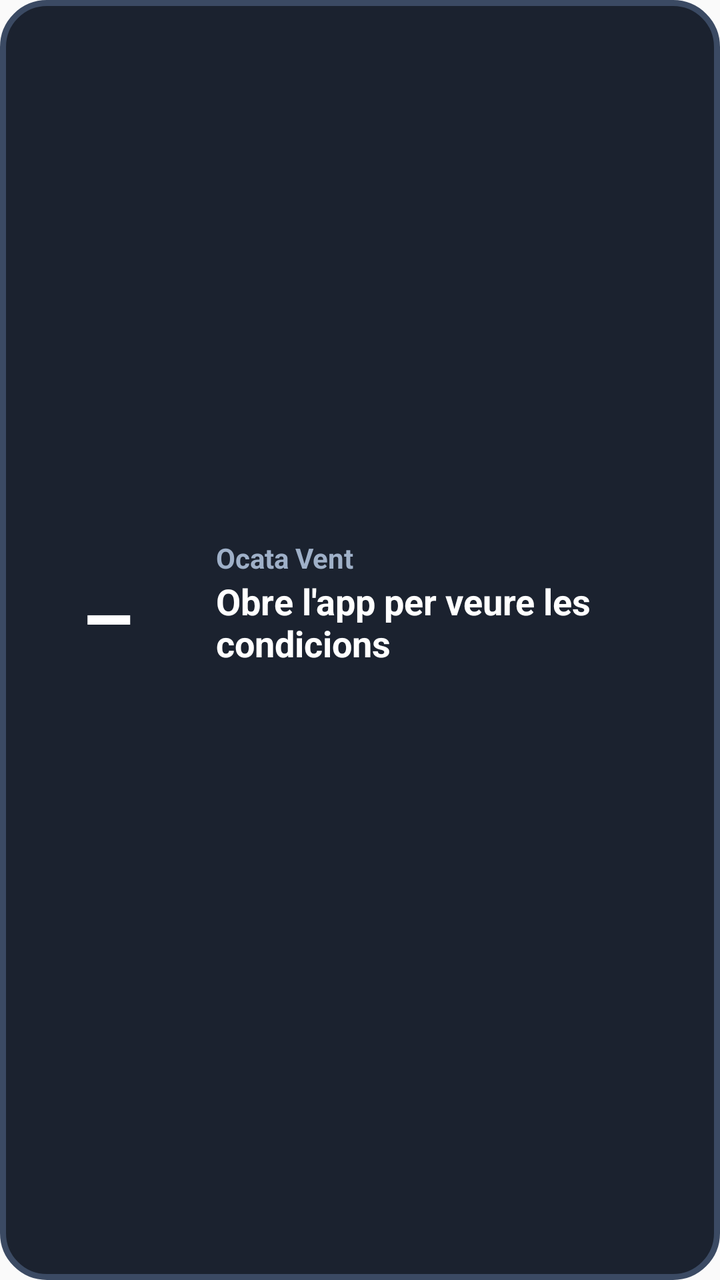
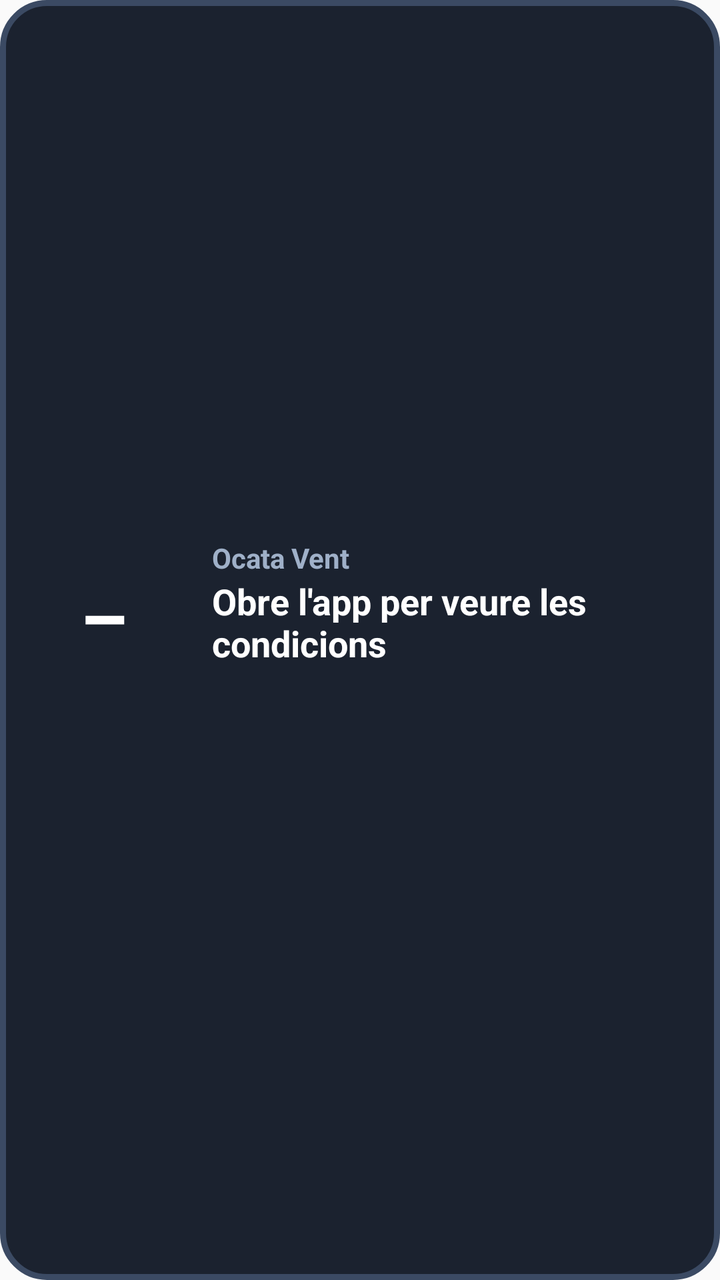

Two renders of the same Android screen: before a commit and after it. Below are the layout's source before the change and the commit's diff.
<!-- AndroidManifest.xml: application theme AppTheme -->
<!-- res/layout/widget_vent.xml -->
<?xml version="1.0" encoding="utf-8"?>
<LinearLayout xmlns:android="http://schemas.android.com/apk/res/android"
    android:id="@+id/wRoot"
    android:layout_width="match_parent"
    android:layout_height="match_parent"
    android:orientation="horizontal"
    android:gravity="center_vertical"
    android:padding="12dp"
    android:background="@drawable/widget_bg_none">

    <LinearLayout
        android:layout_width="wrap_content"
        android:layout_height="wrap_content"
        android:minWidth="84dp"
        android:orientation="vertical"
        android:gravity="center_horizontal">
        <TextView
            android:id="@+id/wScore"
            android:layout_width="wrap_content"
            android:layout_height="wrap_content"
            android:text="–"
            android:textColor="#FFFFFF"
            android:textSize="42sp"
            android:textStyle="bold"
            android:includeFontPadding="false"
            android:maxLines="1" />
        <TextView
            android:id="@+id/wVerd"
            android:layout_width="wrap_content"
            android:layout_height="wrap_content"
            android:textColor="#FFFFFF"
            android:textSize="14sp"
            android:textStyle="bold"
            android:letterSpacing="0.05"
            android:maxLines="1" />
    </LinearLayout>

    <LinearLayout
        android:layout_width="0dp"
        android:layout_height="wrap_content"
        android:layout_weight="1"
        android:layout_marginStart="12dp"
        android:orientation="vertical">
        <TextView
            android:id="@+id/wTitle"
            android:layout_width="match_parent"
            android:layout_height="wrap_content"
            android:text="Ocata Vent"
            android:textColor="#9FB0C8"
            android:textSize="14sp"
            android:textStyle="bold"
            android:maxLines="1"
            android:ellipsize="end" />
        <TextView
            android:id="@+id/wWind"
            android:layout_width="match_parent"
            android:layout_height="wrap_content"
            android:text="Obre l'app per veure les condicions"
            android:textColor="#FFFFFF"
            android:textSize="18sp"
            android:textStyle="bold"
            android:maxLines="2"
            android:ellipsize="end" />
        <TextView
            android:id="@+id/wWave"
            android:layout_width="match_parent"
            android:layout_height="wrap_content"
            android:textColor="#E6ECF5"
            android:textSize="15sp"
            android:maxLines="1"
            android:ellipsize="end" />
        <TextView
            android:id="@+id/wSrc"
            android:layout_width="match_parent"
            android:layout_height="wrap_content"
            android:textColor="#9FB0C8"
            android:textSize="12sp"
            android:maxLines="1"
            android:ellipsize="end" />
    </LinearLayout>
</LinearLayout>
<!-- resources referenced by this layout -->
<resources>
  <!-- drawable widget_bg_none (drawable) -->
  <?xml version="1.0" encoding="utf-8"?>
  <shape xmlns:android="http://schemas.android.com/apk/res/android" android:shape="rectangle">
      <solid android:color="#F20F1724"/>
      <stroke android:width="3dp" android:color="#3B4A63"/>
      <corners android:radius="22dp"/>
  </shape>
  <style name="AppTheme" parent="Theme.AppCompat.Light.DarkActionBar">
          
          <item name="colorPrimary">@color/colorPrimary</item>
          <item name="colorPrimaryDark">@color/colorPrimaryDark</item>
          <item name="colorAccent">@color/colorAccent</item>
      </style>
</resources>

<!-- the commit's change to res/layout/widget_vent.xml (unified diff, before → after) -->
@@ -3,10 +3,16 @@
     android:id="@+id/wRoot"
     android:layout_width="match_parent"
     android:layout_height="match_parent"
+    android:orientation="vertical"
+    android:gravity="center_vertical"
+    android:padding="10dp"
+    android:background="@drawable/widget_bg_none">
+
+  <LinearLayout
+    android:layout_width="match_parent"
+    android:layout_height="wrap_content"
     android:orientation="horizontal"
-    android:gravity="center_vertical"
-    android:padding="12dp"
-    android:background="@drawable/widget_bg_none">
+    android:gravity="center_vertical">
 
     <LinearLayout
         android:layout_width="wrap_content"
@@ -20,7 +26,7 @@
             android:layout_height="wrap_content"
             android:text="–"
             android:textColor="#FFFFFF"
-            android:textSize="42sp"
+            android:textSize="38sp"
             android:textStyle="bold"
             android:includeFontPadding="false"
             android:maxLines="1" />
@@ -78,4 +84,13 @@
             android:maxLines="1"
             android:ellipsize="end" />
     </LinearLayout>
+  </LinearLayout>
+
+    <LinearLayout
+        android:id="@+id/wWeek"
+        android:layout_width="match_parent"
+        android:layout_height="wrap_content"
+        android:layout_marginTop="8dp"
+        android:orientation="horizontal"
+        android:visibility="gone" />
 </LinearLayout>
